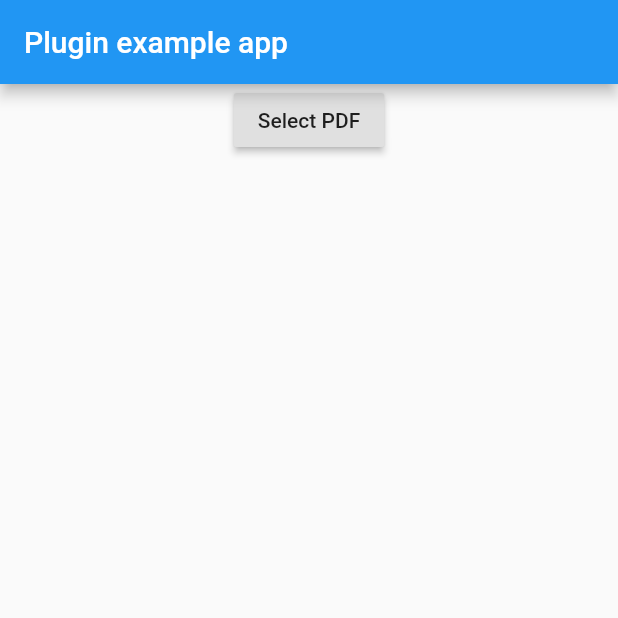
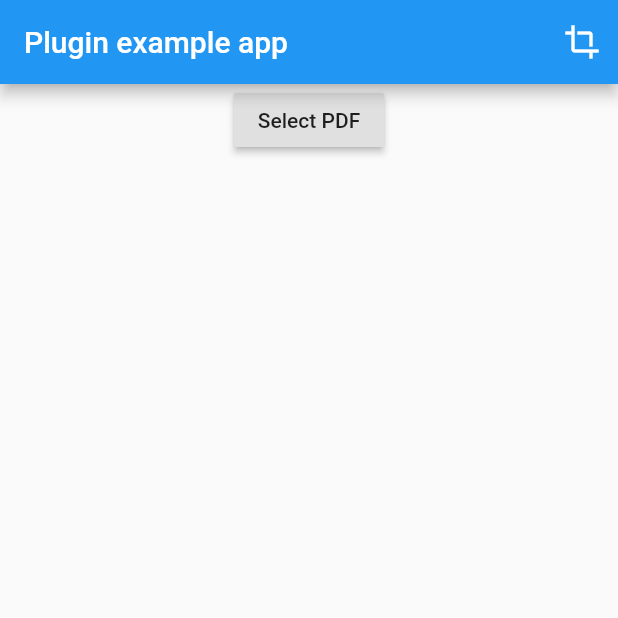
Before and after one commit to cloudacy/pdf_image_renderer, a Flutter app: the screen it shows after launch, after a tap on "Select PDF", on a phone screen of 412 x 824 dp, the top half of it. Run offline on Flutter 3.47's test engine with Material 2 defaults, Android fonts, the phone set to English and light mode, and no system bars; our stand-ins replace file_picker.

Commit message:
Improve example app.

```diff
--- a/example/lib/main.dart
+++ b/example/lib/main.dart
@@ -16,9 +16,30 @@ class _MyAppState extends State<MyApp> {
   PdfImageRendererPageSize size;
   Uint8List image;
 
+  String path;
+
+  bool cropped = false;
+
   @override
   void initState() {
     super.initState();
+  }
+
+  rerender() async {
+    final i = await PdfImageRenderer.renderPDFPage(
+      path: path,
+      page: 0,
+      x: 0,
+      y: 0,
+      width: cropped ? 100 : size.width,
+      height: cropped ? 100 : size.height,
+      scale: 1,
+      background: '#ffffffff',
+    );
+
+    setState(() {
+      image = i;
+    });
   }
 
   @override
@@ -27,6 +48,14 @@ class _MyAppState extends State<MyApp> {
       home: Scaffold(
         appBar: AppBar(
           title: const Text('Plugin example app'),
+          actions: <Widget>[
+            IconButton(
+                icon: Icon(Icons.crop),
+                onPressed: () {
+                  cropped = !cropped;
+                  rerender();
+                })
+          ],
         ),
         body: Center(
           child: Column(
@@ -34,20 +63,11 @@ class _MyAppState extends State<MyApp> {
               RaisedButton(
                 child: Text('Select PDF'),
                 onPressed: () async {
-                  String path = await FilePicker.getFilePath(type: FileType.CUSTOM, fileExtension: 'pdf');
+                  path = await FilePicker.getFilePath(type: FileType.CUSTOM, fileExtension: 'pdf');
                   count = await PdfImageRenderer.getPDFPageCount(path: path);
                   size = await PdfImageRenderer.getPDFPageSize(path: path, page: 0);
-                  image = await PdfImageRenderer.renderPDFPage(
-                    path: path,
-                    page: 0,
-                    x: 0,
-                    y: 0,
-                    width: 100,
-                    height: 100,
-                    scale: 1,
-                    background: '#ffffffff',
-                  );
-                  setState(() {});
+
+                  rerender();
                 },
               ),
               if (count != null) Text('The selected PDF has $count pages.'),
```
